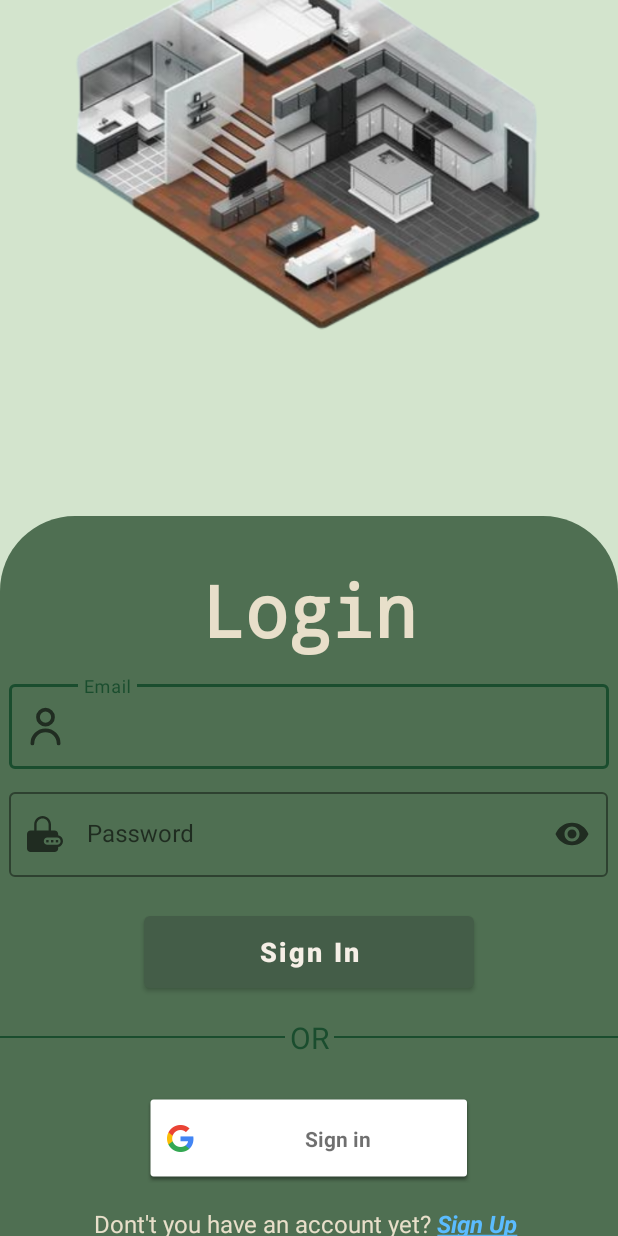
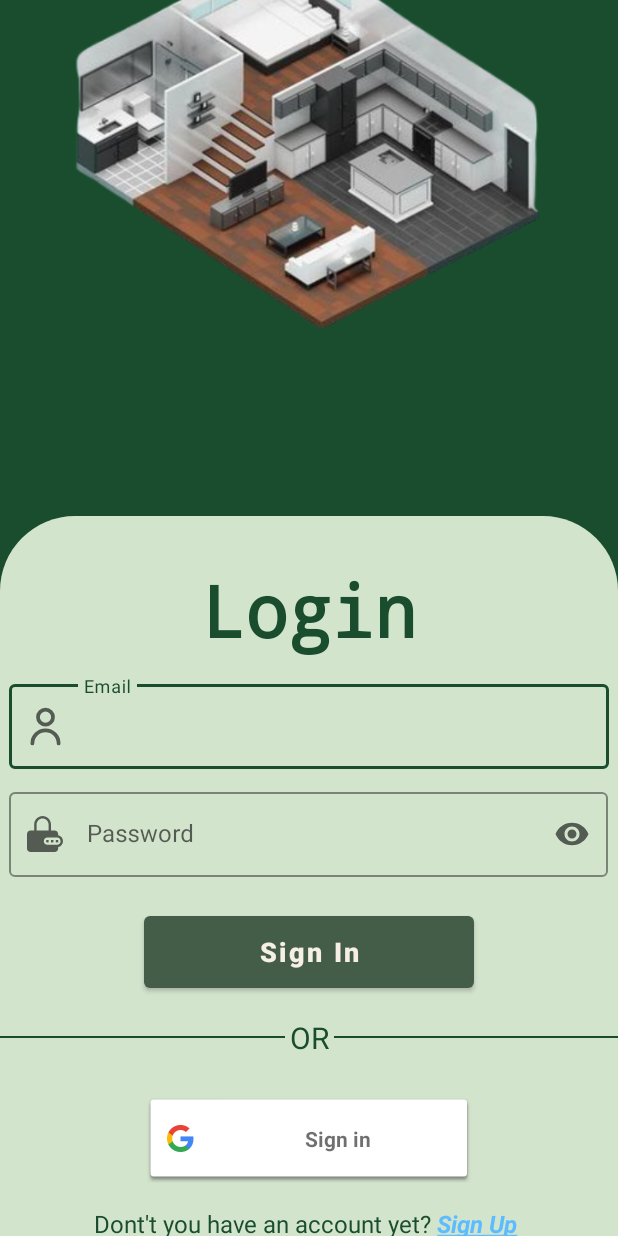
Before and after one commit to baobao0303/ApartmentManagement, an Android app: the screen it shows after launch (LoginActivity), on a phone screen of 412 x 824 dp. Run offline under Robolectric (Android 15) with nearby library versions, the phone set to English and light mode, and no system bars; 4 statements that could not run were skipped.

Commit message:
edit color

```diff
--- a/app/src/main/res/drawable/login_shape.xml
+++ b/app/src/main/res/drawable/login_shape.xml
@@ -1,7 +1,7 @@
 <?xml version="1.0" encoding="utf-8"?>
 <shape xmlns:android="http://schemas.android.com/apk/res/android">
     <solid
-        android:color="@color/green_500"/>
+        android:color="@color/green_300"/>
     <corners
         android:topLeftRadius="50dp"
         android:topRightRadius="50dp"
--- a/app/src/main/res/layout/activity_login.xml
+++ b/app/src/main/res/layout/activity_login.xml
@@ -5,7 +5,7 @@
     android:id="@+id/main"
     android:layout_width="match_parent"
     android:layout_height="match_parent"
-    android:background="@color/green_300"
+    android:background="@color/green_700"
     tools:context=".LoginActivity">
 
     <LinearLayout
@@ -30,7 +30,7 @@
             android:gravity="center"
             android:text="Login"
             android:textAllCaps="false"
-            android:textColor="@color/beige_700"
+            android:textColor="@color/green_700"
             android:textSize="48sp"
             android:textStyle="bold" />
 
@@ -55,8 +55,8 @@
                     android:hint="Email"
                     android:inputType="textEmailAddress"
                     android:paddingStart="50dp"
-                    android:textColor="@color/beige_700"
-                    android:textColorHint="@color/beige_700"
+                    android:textColor="@color/green_700"
+                    android:textColorHint="@color/green_700"
                     android:textCursorDrawable="@null" />
 
             </com.google.android.material.textfield.TextInputLayout>
@@ -68,7 +68,7 @@
                 android:layout_marginTop="10dp"
                 app:boxStrokeColor="@color/green_700"
                 app:endIconMode="password_toggle"
-                app:hintTextColor="@color/beige_700"
+                app:hintTextColor="@color/green_700"
                 app:startIconDrawable="@drawable/password_input">
 
                 <com.google.android.material.textfield.TextInputEditText
@@ -78,12 +78,11 @@
                     android:inputType="textPassword"
                     android:paddingStart="50dp"
                     android:textAllCaps="false"
-                    android:textColor="@color/beige_700"
-                    android:textColorHint="@color/beige_700"
+                    android:textColor="@color/green_700"
+                    android:textColorHint="@color/green_700"
                     android:textCursorDrawable="@null" />
 
             </com.google.android.material.textfield.TextInputLayout>
-
 
 
             <Button
@@ -136,7 +135,7 @@
                 android:layout_height="wrap_content"
                 android:layout_marginTop="16dp"
                 android:text="@string/account"
-                android:textColor="@color/beige_700"
+                android:textColor="@color/green_700"
                 android:textSize="16sp" />
 
             <TextView
```
